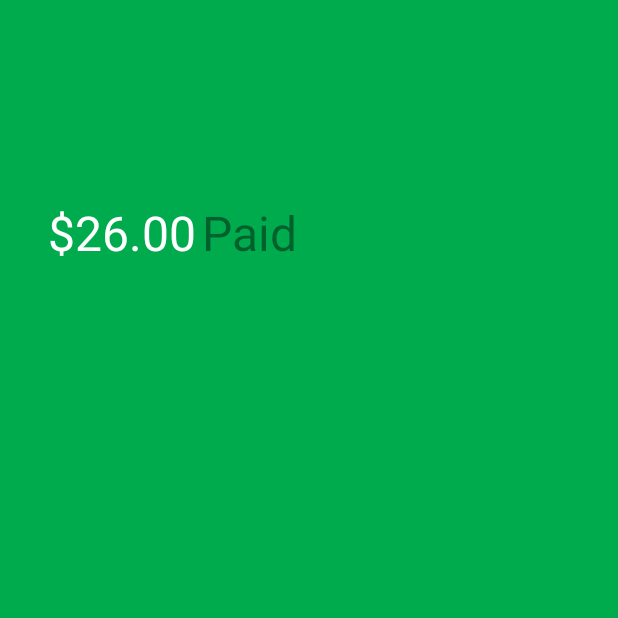
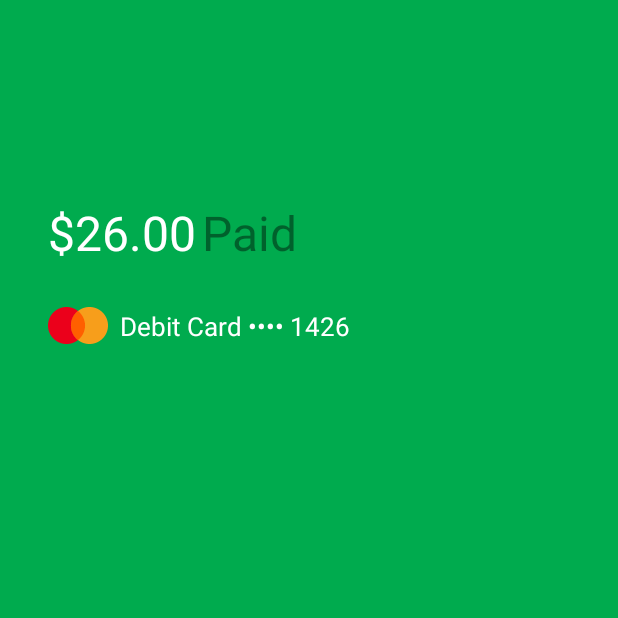
Before and after one commit to w-pay/sdk-wpay-jvm, an Android app: the screen it shows after launch (PaymentReceipt), after a tap on "PRETEND TO COMPLETE PAYMENT", on a phone screen of 412 x 824 dp, the top half of it. Run offline under Robolectric (Android 15) with nearby library versions, the phone set to English and light mode, and no system bars; 1 other tap on this screen came first.

Commit message:
Add PaymentInstrument details.

```diff
--- a/app/src/main/java/au/com/woolworths/village/app/Payment.kt
+++ b/app/src/main/java/au/com/woolworths/village/app/Payment.kt
@@ -6,4 +6,9 @@ import java.math.BigDecimal
 // TODO: Flesh out
 class Payment: Serializable {
     var amount: BigDecimal = BigDecimal.ZERO
+    var instrument: PaymentInstrument? = null
 }
+
+class PaymentInstrument(val type: String, val lastFour: String): Serializable {
+
+}
--- a/app/src/main/java/au/com/woolworths/village/app/PaymentConfirm.kt
+++ b/app/src/main/java/au/com/woolworths/village/app/PaymentConfirm.kt
@@ -16,6 +16,7 @@ class PaymentConfirm : AppCompatActivity() {
     private val currencyFormat: NumberFormat = NumberFormat.getCurrencyInstance()
     private val payment = Payment().apply {
         amount = BigDecimal("26.00")
+        instrument = PaymentInstrument("Debit Card", "1426")
     }
 
     override fun onCreate(savedInstanceState: Bundle?) {
--- a/app/src/main/java/au/com/woolworths/village/app/PaymentReceipt.kt
+++ b/app/src/main/java/au/com/woolworths/village/app/PaymentReceipt.kt
@@ -4,6 +4,7 @@ import android.os.Bundle
 import androidx.appcompat.app.AppCompatActivity
 
 import au.com.woolworths.village.app.databinding.PaymentReceiptBinding
+import java.nio.charset.Charset
 import java.text.NumberFormat
 
 const val PAYMENT = "au.com.woolworths.village.app.Payment"
@@ -22,5 +23,9 @@ class PaymentReceipt : AppCompatActivity() {
         val payment: Payment = intent.getSerializableExtra(PAYMENT) as Payment
 
         bindings.amountPaid.text = currencyFormat.format(payment.amount)
+        bindings.paymentInstrument.text = toUtf8("${payment.instrument!!.type} \u00E2\u0080\u00A2\u00E2\u0080\u00A2\u00E2\u0080\u00A2\u00E2\u0080\u00A2 ${payment.instrument!!.lastFour}")
     }
+
+    private fun toUtf8(str: String) =
+        String(str.toByteArray(Charset.forName("ISO-8859-1")), Charset.forName("UTF-8"))
 }
--- a/app/src/main/res/layout/payment_receipt.xml
+++ b/app/src/main/res/layout/payment_receipt.xml
@@ -1,12 +1,11 @@
 <?xml version="1.0" encoding="utf-8"?>
-<androidx.constraintlayout.widget.ConstraintLayout
-    xmlns:android="http://schemas.android.com/apk/res/android"
+<androidx.constraintlayout.widget.ConstraintLayout xmlns:android="http://schemas.android.com/apk/res/android"
     xmlns:app="http://schemas.android.com/apk/res-auto"
     xmlns:tools="http://schemas.android.com/tools"
     android:layout_width="match_parent"
     android:layout_height="match_parent"
-    android:background="@color/primarySurface"
->
+    android:background="@color/primarySurface">
+
     <TextView
         android:id="@+id/action"
         style="@style/Heading1"
@@ -29,4 +28,27 @@
         app:layout_constraintStart_toStartOf="parent"
         app:layout_constraintTop_toTopOf="parent"
         tools:text="$26.00" />
+
+    <ImageView
+        android:id="@+id/card_logo"
+        android:layout_width="wrap_content"
+        android:layout_height="wrap_content"
+        android:layout_marginTop="28dp"
+        android:background="@drawable/mastercard"
+        android:contentDescription="@string/card_logo"
+        app:layout_constraintStart_toStartOf="@+id/amountPaid"
+        app:layout_constraintTop_toBottomOf="@+id/amountPaid" />
+
+    <TextView
+        android:id="@+id/paymentInstrument"
+        android:layout_width="wrap_content"
+        android:layout_height="wrap_content"
+        android:layout_marginStart="8dp"
+        android:textSize="17sp"
+        android:textColor="#ffffff"
+        app:layout_constraintBottom_toBottomOf="@+id/card_logo"
+        app:layout_constraintStart_toEndOf="@+id/card_logo"
+        app:layout_constraintTop_toTopOf="@+id/card_logo"
+        tools:text="DebitCard **** 1423"
+    />
 </androidx.constraintlayout.widget.ConstraintLayout>
--- a/app/src/main/res/values/payment_receipt.xml
+++ b/app/src/main/res/values/payment_receipt.xml
@@ -1,4 +1,5 @@
 <?xml version="1.0" encoding="utf-8"?>
 <resources>
     <string name="paid">Paid</string>
+    <string name="card_logo">card logo</string>
 </resources>
```
Also changed, not shown: app/src/main/res/drawable-hdpi/mastercard.png (added), app/src/main/res/drawable-mdpi/mastercard.png (added), app/src/main/res/drawable-xhdpi/mastercard.png (added), app/src/main/res/drawable-xxhdpi/mastercard.png (added), app/src/main/res/drawable-xxxhdpi/mastercard.png (added).
